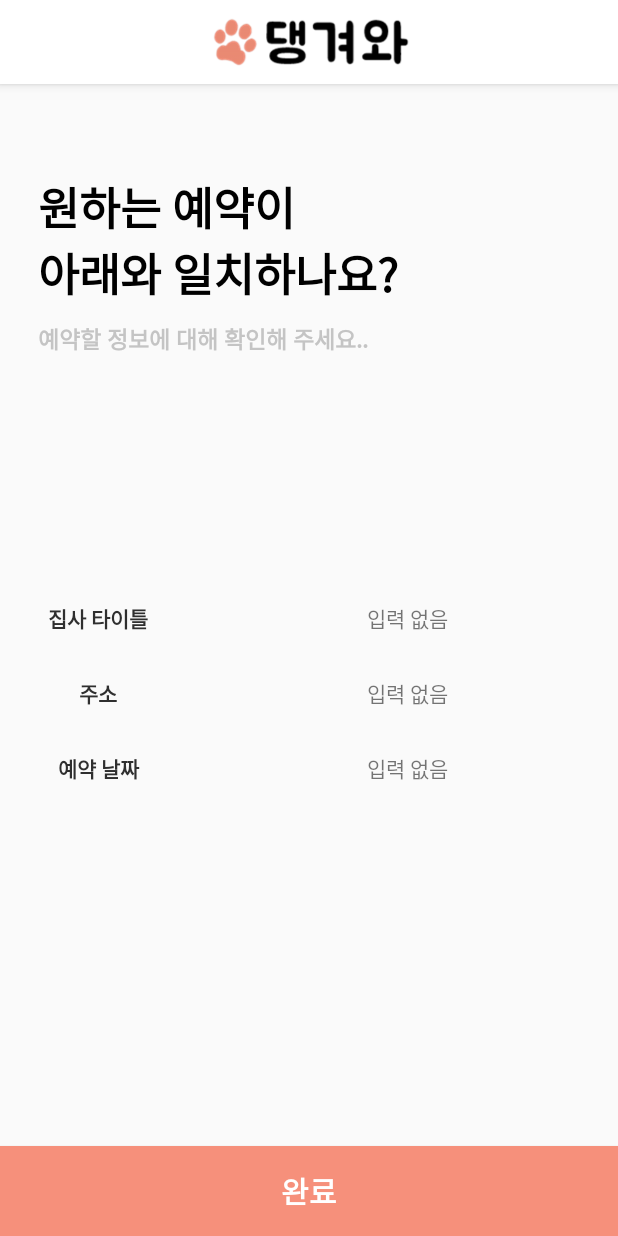
After one commit to ansehoon1999/Android_Pet-Community, an Android app: the WaitActivity screen opened directly, with no data from a screen before it, on a phone screen of 412 x 824 dp. The commit adds this screen. Run offline under Robolectric (Android 15) with nearby library versions, the light colour scheme and no system bars; our stand-ins replace Firebase (no records; nobody signed in at launch, a user with empty details on screens opened directly); 1 statement that could not run was skipped.

Commit message:
2022/09/07

```diff
--- a/Kotlin/Android_PetCommunity/app/src/main/AndroidManifest.xml
+++ b/Kotlin/Android_PetCommunity/app/src/main/AndroidManifest.xml
@@ -13,6 +13,12 @@
         android:roundIcon="@mipmap/ic_launcher_round"
         android:supportsRtl="true"
         android:theme="@style/AppTheme">
+        <activity
+            android:name=".MessageActivity"
+            android:exported="true" />
+        <activity
+            android:name=".WaitActivity"
+            android:exported="true" />
         <activity
             android:name=".Client.ClientManagerIntroduction"
             android:exported="true" />
--- /dev/null
+++ b/Kotlin/Android_PetCommunity/app/src/main/java/com/sehun/android_pet_community/WaitActivity.kt
@@ -0,0 +1,40 @@
+package com.sehun.android_pet_community
+
+import android.content.Intent
+import androidx.appcompat.app.AppCompatActivity
+import android.os.Bundle
+import com.bumptech.glide.Glide
+import com.google.firebase.firestore.FirebaseFirestore
+import kotlinx.android.synthetic.main.activity_client_manager_introduction.*
+import kotlinx.android.synthetic.main.activity_client_manager_introduction.Manager_introduction_Title
+import kotlinx.android.synthetic.main.activity_wait.*
+
+class WaitActivity : AppCompatActivity() {
+    var firebaseFirestore : FirebaseFirestore? = null
+
+    override fun onCreate(savedInstanceState: Bundle?) {
+        super.onCreate(savedInstanceState)
+        setContentView(R.layout.activity_wait)
+
+        firebaseFirestore = FirebaseFirestore.getInstance()
+        val destinationUid: String? = intent.getStringExtra("destinationUid")
+
+        val docRef = firebaseFirestore?.collection("manager_sale_info")?.document(destinationUid!!)
+        docRef?.get()?.addOnSuccessListener { document ->
+            wait_Salestitle.text = document["salestitle"].toString()
+            wait_address.text = document["address"].toString()
+            wait_ReservationTime.text = document["memo"].toString()
+
+        }
+
+        waitOkay.setOnClickListener {
+            val intent : Intent? = Intent(this, MessageActivity::class.java)
+            intent?.putExtra("destinationUid", destinationUid)
+            startActivity(intent)
+        }
+
+    }
+
+
+
+}
--- /dev/null
+++ b/Kotlin/Android_PetCommunity/app/src/main/res/layout/activity_wait.xml
@@ -0,0 +1,137 @@
+<?xml version="1.0" encoding="utf-8"?>
+<LinearLayout xmlns:android="http://schemas.android.com/apk/res/android"
+    android:orientation="vertical"
+    android:layout_width="match_parent"
+    android:layout_height="match_parent">
+
+    <com.google.android.material.appbar.AppBarLayout
+        android:layout_width="match_parent"
+        android:layout_height="wrap_content"
+        android:theme="@style/AppTheme">
+        <androidx.appcompat.widget.Toolbar
+            android:layout_width="match_parent"
+            android:layout_height="?attr/actionBarSize"
+            android:baselineAligned="false">
+            <ImageView
+                android:layout_width="match_parent"
+                android:layout_height="match_parent"
+                android:src="@drawable/img_logo_title" />
+        </androidx.appcompat.widget.Toolbar>
+    </com.google.android.material.appbar.AppBarLayout>
+
+
+    <TextView
+        android:layout_width="wrap_content"
+        android:layout_height="wrap_content"
+        android:layout_marginLeft="25dp"
+        android:layout_marginTop="60dp"
+        android:text="원하는 예약이 \n아래와 일치하나요?"
+        android:textColor="#000000"
+        android:textSize="30dp"
+        android:textStyle="bold" />
+
+    <TextView
+        android:layout_width="wrap_content"
+        android:layout_height="wrap_content"
+        android:layout_marginLeft="25dp"
+        android:layout_marginTop="10dp"
+        android:layout_marginBottom="90dp"
+        android:text="예약할 정보에 대해 확인해 주세요.."
+        android:textColor="@color/colorCategory"
+        android:textSize="15dp"
+        android:textStyle="bold" />
+
+    <LinearLayout
+        android:layout_width="match_parent"
+        android:layout_height="match_parent"
+        android:orientation="vertical"
+        android:layout_marginTop="30dp">
+
+
+        <LinearLayout
+            android:layout_width="match_parent"
+            android:layout_height="50dp"
+            android:layout_marginTop="30dp"
+            android:orientation="horizontal">
+
+            <TextView
+                android:layout_width="75dp"
+                android:layout_height="match_parent"
+                android:layout_weight="1"
+                android:gravity="center"
+                android:textStyle="bold"
+                android:textColor="@color/colorSmallTitle"
+                android:text="집사 타이틀" />
+
+            <TextView
+                android:id="@+id/wait_Salestitle"
+                android:layout_width="wrap_content"
+                android:layout_height="match_parent"
+                android:layout_weight="4"
+                android:gravity="center"
+                android:text="입력 없음" />
+        </LinearLayout>
+
+
+        <LinearLayout
+            android:layout_width="match_parent"
+            android:layout_height="50dp"
+            android:orientation="horizontal">
+
+            <TextView
+                android:layout_width="75dp"
+                android:layout_height="match_parent"
+                android:layout_weight="1"
+                android:gravity="center"
+                android:textStyle="bold"
+                android:textColor="@color/colorSmallTitle"
+                android:text="주소" />
+            <TextView
+                android:id="@+id/wait_address"
+                android:layout_width="wrap_content"
+                android:layout_height="match_parent"
+                android:text="입력 없음"
+                android:gravity="center"
+                android:layout_weight="4" />
+        </LinearLayout>
+        <LinearLayout
+            android:layout_width="match_parent"
+            android:layout_height="50dp"
+            android:orientation="horizontal">
+
+            <TextView
+                android:layout_width="75dp"
+                android:layout_height="match_parent"
+                android:layout_weight="1"
+                android:gravity="center"
+                android:textStyle="bold"
+                android:textColor="@color/colorSmallTitle"
+                android:text="예약 날짜" />
+            <TextView
+                android:id="@+id/wait_ReservationTime"
+                android:layout_width="wrap_content"
+                android:layout_height="match_parent"
+                android:text="입력 없음"
+                android:gravity="center"
+                android:layout_weight="4" />
+        </LinearLayout>
+
+        <RelativeLayout
+            android:layout_width="wrap_content"
+            android:layout_height="wrap_content">
+
+            <Button
+                android:id="@+id/waitOkay"
+                android:layout_width="match_parent"
+                android:layout_height="60dp"
+                android:layout_alignParentBottom="true"
+                android:background="@color/colorMain"
+                android:text="완료"
+                android:textColor="@color/colorBackGround"
+                android:textSize="20dp"
+                android:textStyle="bold" />
+
+        </RelativeLayout>
+    </LinearLayout>
+
+</LinearLayout>
```
Also changed, not shown: Kotlin/Android_PetCommunity/app/src/main/java/com/sehun/android_pet_community/Client/ClientManagerIntroduction.kt (+14 -1 lines), Kotlin/Android_PetCommunity/app/src/main/java/com/sehun/android_pet_community/Manager/ManagerFragment3.kt (+33 -45 lines), Kotlin/Android_PetCommunity/app/src/main/java/com/sehun/android_pet_community/MessageActivity.kt (added, +11 -0 lines), Kotlin/Android_PetCommunity/app/src/main/res/layout/activity_message.xml (added, +99 -0 lines), Kotlin/Android_PetCommunity/app/src/main/res/layout/fragment_client3.xml (+22 -6 lines), Kotlin/Android_PetCommunity/app/src/main/res/layout/fragment_manager3.xml (+22 -6 lines), Kotlin/Android_PetCommunity/app/src/main/res/layout/item_chat.xml (added, +50 -0 lines), Kotlin/Android_PetCommunity/app/src/main/res/layout/item_message.xml (added, +40 -0 lines), Kotlin/Android_PetCommunity/app/src/main/res/layout/nav_header.xml (added, +12 -0 lines), Kotlin/Android_PetCommunity/app/src/main/res/menu/drawer_menu.xml (added, +43 -0 lines).
